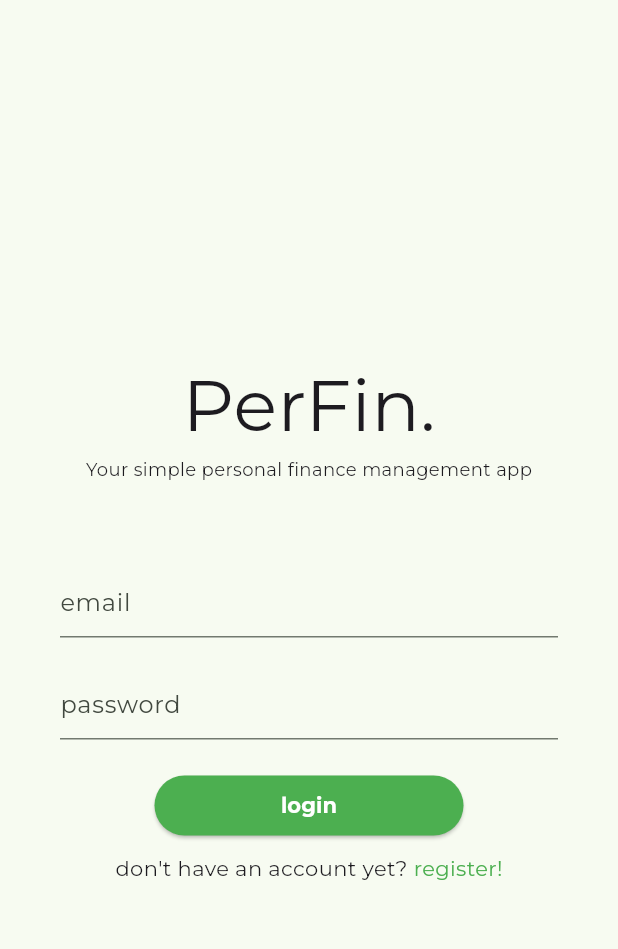
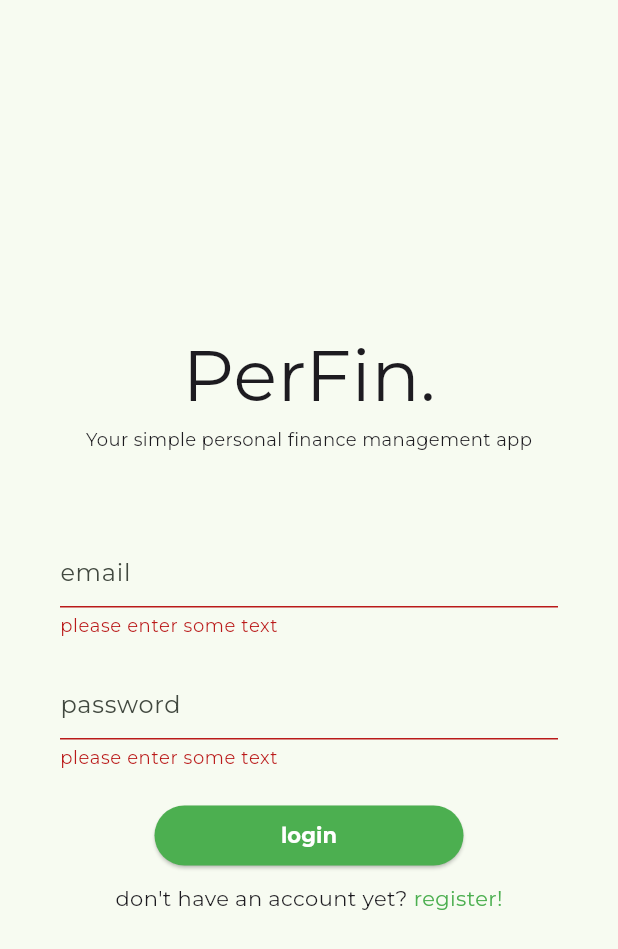
Before and after one commit to muhalifalgibran/perfin-app, a Flutter app: the screen it shows after launch, after a tap on "login", on a phone screen of 412 x 824 dp. Shown: the top 949 px of the screen. Run offline on Flutter 3.47's test engine with Material 3 defaults, Android fonts, the phone set to English and light mode, and no system bars; our stand-ins replace dartz, equatable, firebase_auth, firebase_core, flutter_bloc, flutter_easyloading and 2 more; accounts and stored records are empty.

Commit message:
add error message in auth

```diff
--- a/lib/app.dart
+++ b/lib/app.dart
@@ -18,7 +18,7 @@ class App extends StatelessWidget {
         } else if (state.isNotLoggedIn) {
           Navigator.of(context).pushReplacement(
             MaterialPageRoute(
-              builder: (context) => const LoginPage(),
+              builder: (context) => LoginPage(),
             ),
           );
         }
--- a/lib/features/auth/presentation/pages/login_page.dart
+++ b/lib/features/auth/presentation/pages/login_page.dart
@@ -1,14 +1,38 @@
 import 'package:flutter/material.dart';
+import 'package:flutter_bloc/flutter_bloc.dart';
+import 'package:flutter_easyloading/flutter_easyloading.dart';
+import 'package:perfin_app/core/di/service_locator.dart';
+import 'package:perfin_app/features/auth/presentation/cubit/login_cubit.dart';
 import 'package:perfin_app/features/auth/presentation/pages/registration_page.dart';
 
 class LoginPage extends StatelessWidget {
-  const LoginPage({Key? key}) : super(key: key);
+  LoginPage({Key? key}) : super(key: key);
+  final TextEditingController _emailCtrl = TextEditingController();
+  final TextEditingController _passwordCtrl = TextEditingController();
+  final _formKey = GlobalKey<FormState>();
+  final _cubit = getIt<LoginCubit>();
 
   @override
   Widget build(BuildContext context) {
     return Scaffold(
       body: Padding(
         padding: const EdgeInsets.all(40),
+        child: BlocListener<LoginCubit, LoginState>(
+          bloc: _cubit,
+          listener: (context, state) {
+            if (state.isSuccess) {
+              // TODO: Go TO dashboard
+            } else if (state.isFailed) {
+              EasyLoading.showError(
+                'invalid email or password',
+                duration: const Duration(milliseconds: 1500),
+              );
+            } else if (state.isLoading) {
+              EasyLoading.show(status: 'wait...');
+            }
+          },
+          child: Form(
+            key: _formKey,
             child: Column(
               mainAxisAlignment: MainAxisAlignment.center,
               children: [
@@ -29,16 +53,36 @@ class LoginPage extends StatelessWidget {
                 const SizedBox(height: 56),
                 TextFormField(
                   autofocus: false,
+                  controller: _emailCtrl,
+                  keyboardType: TextInputType.emailAddress,
                   decoration: const InputDecoration(
                     hintText: 'email',
                   ),
+                  validator: (value) {
+                    if (value == null || value.isEmpty) {
+                      return 'please enter some text';
+                    } else if (!isValidEmail(value)) {
+                      return 'please enter a valid email address';
+                    }
+                    return null;
+                  },
                 ),
                 const SizedBox(height: 20),
                 TextFormField(
                   autofocus: false,
+                  controller: _passwordCtrl,
+                  obscureText: true,
                   decoration: const InputDecoration(
                     hintText: 'password',
                   ),
+                  validator: (value) {
+                    if (value == null || value.isEmpty) {
+                      return 'please enter some text';
+                    } else if (value.length <= 6) {
+                      return 'enter minimum 6 character';
+                    }
+                    return null;
+                  },
                 ),
                 const SizedBox(height: 20),
                 SizedBox(
@@ -47,7 +91,11 @@ class LoginPage extends StatelessWidget {
                     style: const ButtonStyle(
                       backgroundColor: MaterialStatePropertyAll(Colors.green),
                     ),
-                onPressed: () {},
+                    onPressed: () {
+                      if (_formKey.currentState!.validate()) {
+                        _cubit.doLogin(_emailCtrl.text, _passwordCtrl.text);
+                      }
+                    },
                     child: const Text(
                       'login',
                       style: TextStyle(
@@ -80,6 +128,15 @@ class LoginPage extends StatelessWidget {
               ],
             ),
           ),
+        ),
+      ),
     );
   }
+
+  bool isValidEmail(String email) {
+    // Simple email validation using a regular expression
+    final emailRegex =
+        RegExp(r'^[a-zA-Z0-9._%+-]+@[a-zA-Z0-9.-]+\.[a-zA-Z]{2,}$');
+    return emailRegex.hasMatch(email);
   }
+}
```
Also changed, not shown: lib/features/auth/presentation/pages/registration_page.dart (+8 -2 lines). Lines whose indentation alone changed are shown as unchanged.
